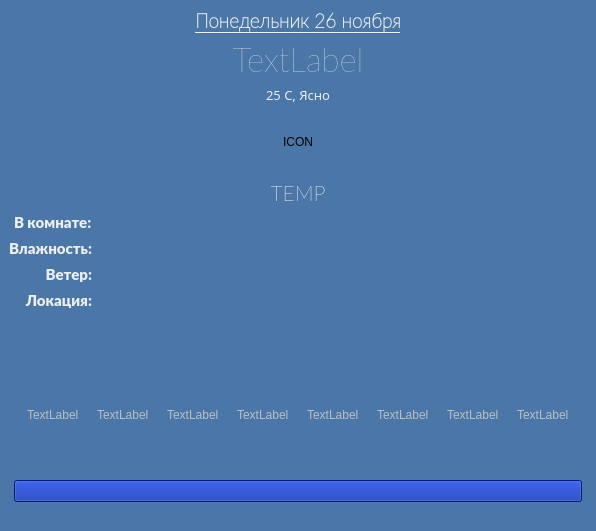
The window that AgainWR/designWea.ui (Tonmanseven/Smart_Mirror) describes before a commit, drawn with Qt 5.
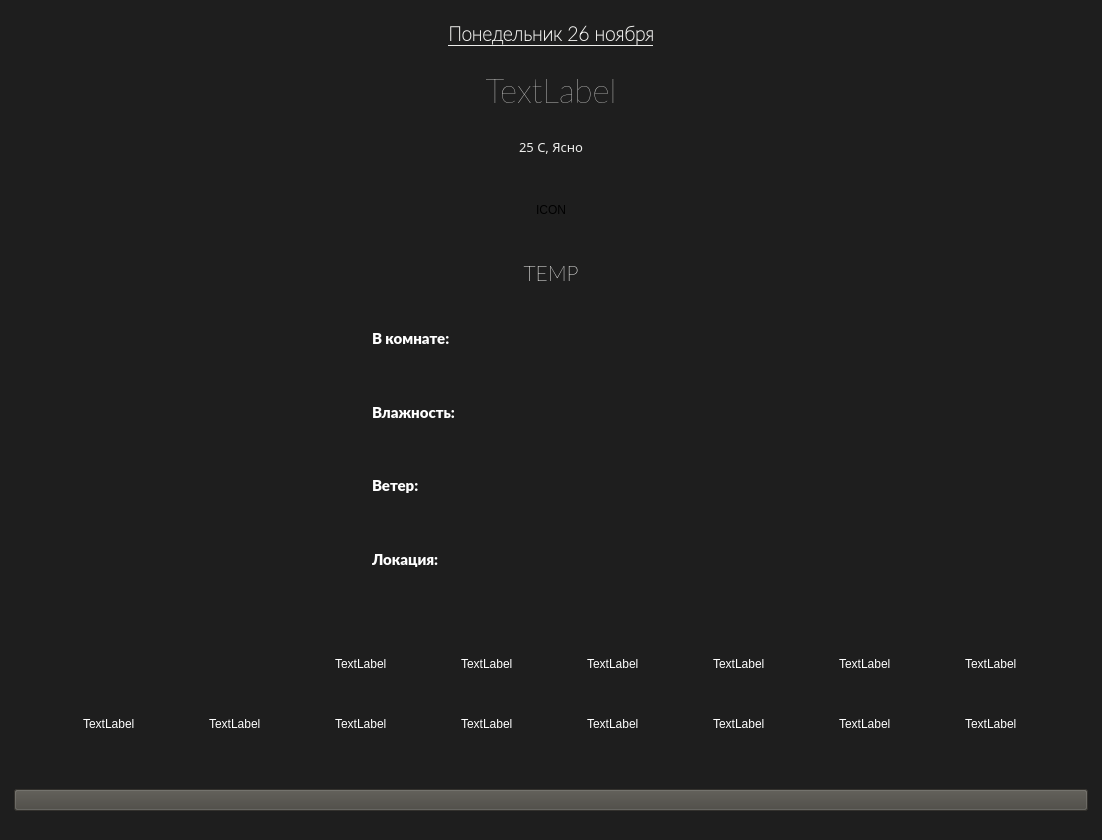
The same window after the commit. Icons and pictures are not drawn.

```diff
--- a/AgainWR/designWea.ui
+++ b/AgainWR/designWea.ui
@@ -2,14 +2,35 @@
 <ui version="4.0">
  <class>MainWindow</class>
  <widget class="QMainWindow" name="MainWindow">
+  <property name="enabled">
+   <bool>true</bool>
+  </property>
   <property name="geometry">
    <rect>
     <x>0</x>
     <y>0</y>
-    <width>596</width>
-    <height>531</height>
+    <width>1102</width>
+    <height>840</height>
    </rect>
   </property>
+  <property name="minimumSize">
+   <size>
+    <width>1078</width>
+    <height>763</height>
+   </size>
+  </property>
+  <property name="sizeIncrement">
+   <size>
+    <width>1078</width>
+    <height>763</height>
+   </size>
+  </property>
+  <property name="baseSize">
+   <size>
+    <width>1078</width>
+    <height>763</height>
+   </size>
+  </property>
   <property name="contextMenuPolicy">
    <enum>Qt::DefaultContextMenu</enum>
   </property>
@@ -20,13 +41,13 @@
    <bool>false</bool>
   </property>
   <property name="styleSheet">
-   <string notr="true">background-color: rgb(74, 118, 168);</string>
+   <string notr="true">background-color: rgb(30, 30, 30);</string>
   </property>
   <property name="toolButtonStyle">
    <enum>Qt::ToolButtonIconOnly</enum>
   </property>
   <widget class="QWidget" name="centralwidget">
-   <layout class="QVBoxLayout" name="verticalLayout_3">
+   <layout class="QHBoxLayout" name="horizontalLayout">
     <item>
      <layout class="QVBoxLayout" name="verticalLayout">
       <item>
@@ -77,6 +98,9 @@
         </item>
         <item>
          <widget class="QLabel" name="weathIs">
+          <property name="enabled">
+           <bool>true</bool>
+          </property>
           <property name="font">
            <font>
             <family>Oxygen-Sans</family>
@@ -145,40 +169,9 @@
       <item>
        <layout class="QGridLayout" name="gridLayout">
         <item row="0" column="0">
-         <layout class="QFormLayout" name="formLayout">
-          <property name="labelAlignment">
-           <set>Qt::AlignRight|Qt::AlignTrailing|Qt::AlignVCenter</set>
-          </property>
-          <property name="formAlignment">
-           <set>Qt::AlignLeading|Qt::AlignLeft|Qt::AlignTop</set>
-          </property>
-          <item row="0" column="0">
-           <widget class="QLabel" name="inRoom">
-            <property name="sizePolicy">
-             <sizepolicy hsizetype="Preferred" vsizetype="Preferred">
-              <horstretch>0</horstretch>
-              <verstretch>0</verstretch>
-             </sizepolicy>
-            </property>
-            <property name="font">
-             <font>
-              <family>Lato Black</family>
-              <pointsize>11</pointsize>
-             </font>
-            </property>
-            <property name="styleSheet">
-             <string notr="true">color: rgb(238, 238, 236);</string>
-            </property>
-            <property name="text">
-             <string>В комнате:</string>
-            </property>
-            <property name="alignment">
-             <set>Qt::AlignLeading|Qt::AlignLeft|Qt::AlignVCenter</set>
-            </property>
-           </widget>
-          </item>
-          <item row="0" column="1">
-           <widget class="QLabel" name="temperatureLabel">
+         <layout class="QGridLayout" name="gridLayout_4">
+          <item row="3" column="2">
+           <widget class="QLabel" name="inCountry">
             <property name="font">
              <font>
               <family>Ubuntu Light</family>
@@ -192,30 +185,14 @@
              <string/>
             </property>
             <property name="alignment">
-             <set>Qt::AlignCenter</set>
+             <set>Qt::AlignLeading|Qt::AlignLeft|Qt::AlignVCenter</set>
             </property>
-           </widget>
-          </item>
-          <item row="1" column="0">
-           <widget class="QLabel" name="hum">
-            <property name="font">
-             <font>
-              <family>Lato Black</family>
-              <pointsize>11</pointsize>
-             </font>
+            <property name="margin">
+             <number>0</number>
             </property>
-            <property name="styleSheet">
-             <string notr="true">color: rgb(238, 238, 236);</string>
-            </property>
-            <property name="text">
-             <string>Влажность:</string>
-            </property>
-            <property name="alignment">
-             <set>Qt::AlignRight|Qt::AlignTrailing|Qt::AlignVCenter</set>
-            </property>
            </widget>
           </item>
-          <item row="1" column="1">
+          <item row="1" column="2">
            <widget class="QLabel" name="humidityLabel">
             <property name="font">
              <font>
@@ -229,9 +206,37 @@
             <property name="text">
              <string/>
             </property>
+            <property name="alignment">
+             <set>Qt::AlignLeading|Qt::AlignLeft|Qt::AlignVCenter</set>
+            </property>
+            <property name="margin">
+             <number>0</number>
+            </property>
            </widget>
           </item>
-          <item row="2" column="0">
+          <item row="2" column="2">
+           <widget class="QLabel" name="windLabel">
+            <property name="font">
+             <font>
+              <family>Ubuntu Light</family>
+              <pointsize>11</pointsize>
+             </font>
+            </property>
+            <property name="styleSheet">
+             <string notr="true">color: rgb(238, 238, 236);</string>
+            </property>
+            <property name="text">
+             <string/>
+            </property>
+            <property name="alignment">
+             <set>Qt::AlignLeading|Qt::AlignLeft|Qt::AlignVCenter</set>
+            </property>
+            <property name="margin">
+             <number>0</number>
+            </property>
+           </widget>
+          </item>
+          <item row="2" column="1">
            <widget class="QLabel" name="wind">
             <property name="font">
              <font>
@@ -240,33 +245,85 @@
              </font>
             </property>
             <property name="styleSheet">
-             <string notr="true">color: rgb(238, 238, 236);</string>
+             <string notr="true">color: rgb(255, 255, 255);</string>
             </property>
             <property name="text">
              <string>Ветер:</string>
             </property>
             <property name="alignment">
-             <set>Qt::AlignRight|Qt::AlignTrailing|Qt::AlignVCenter</set>
-            </property>
-           </widget>
-          </item>
-          <item row="2" column="1">
-           <widget class="QLabel" name="windLabel">
-            <property name="font">
-             <font>
-              <family>Ubuntu Light</family>
-              <pointsize>11</pointsize>
-             </font>
-            </property>
-            <property name="styleSheet">
-             <string notr="true">color: rgb(238, 238, 236);</string>
-            </property>
-            <property name="text">
-             <string/>
+             <set>Qt::AlignLeading|Qt::AlignLeft|Qt::AlignVCenter</set>
             </property>
            </widget>
           </item>
           <item row="3" column="0">
+           <widget class="QLabel" name="location_ic">
+            <property name="text">
+             <string/>
+            </property>
+           </widget>
+          </item>
+          <item row="0" column="2">
+           <widget class="QLabel" name="temperatureLabel">
+            <property name="font">
+             <font>
+              <family>Ubuntu Light</family>
+              <pointsize>11</pointsize>
+             </font>
+            </property>
+            <property name="styleSheet">
+             <string notr="true">color: rgb(238, 238, 236);</string>
+            </property>
+            <property name="text">
+             <string/>
+            </property>
+            <property name="alignment">
+             <set>Qt::AlignLeading|Qt::AlignLeft|Qt::AlignVCenter</set>
+            </property>
+            <property name="margin">
+             <number>0</number>
+            </property>
+           </widget>
+          </item>
+          <item row="2" column="0">
+           <widget class="QLabel" name="wind_icn">
+            <property name="text">
+             <string/>
+            </property>
+            <property name="pixmap">
+             <pixmap>my_icns/1.7.png</pixmap>
+            </property>
+           </widget>
+          </item>
+          <item row="1" column="0">
+           <widget class="QLabel" name="hum_icn">
+            <property name="layoutDirection">
+             <enum>Qt::LeftToRight</enum>
+            </property>
+            <property name="text">
+             <string/>
+            </property>
+           </widget>
+          </item>
+          <item row="1" column="1">
+           <widget class="QLabel" name="hum">
+            <property name="font">
+             <font>
+              <family>Lato Black</family>
+              <pointsize>11</pointsize>
+             </font>
+            </property>
+            <property name="styleSheet">
+             <string notr="true">color: rgb(255, 255, 255);</string>
+            </property>
+            <property name="text">
+             <string>Влажность:</string>
+            </property>
+            <property name="alignment">
+             <set>Qt::AlignLeading|Qt::AlignLeft|Qt::AlignVCenter</set>
+            </property>
+           </widget>
+          </item>
+          <item row="3" column="1">
            <widget class="QLabel" name="inCity">
             <property name="font">
              <font>
@@ -275,29 +332,45 @@
              </font>
             </property>
             <property name="styleSheet">
-             <string notr="true">color: rgb(238, 238, 236);</string>
+             <string notr="true">color: rgb(255, 255, 255);</string>
             </property>
             <property name="text">
              <string>Локация:</string>
             </property>
             <property name="alignment">
-             <set>Qt::AlignRight|Qt::AlignTrailing|Qt::AlignVCenter</set>
+             <set>Qt::AlignLeading|Qt::AlignLeft|Qt::AlignVCenter</set>
             </property>
            </widget>
           </item>
-          <item row="3" column="1">
-           <widget class="QLabel" name="inCountry">
+          <item row="0" column="0">
+           <widget class="QLabel" name="label_18">
+            <property name="text">
+             <string/>
+            </property>
+           </widget>
+          </item>
+          <item row="0" column="1">
+           <widget class="QLabel" name="inRoom">
+            <property name="sizePolicy">
+             <sizepolicy hsizetype="Preferred" vsizetype="Preferred">
+              <horstretch>0</horstretch>
+              <verstretch>0</verstretch>
+             </sizepolicy>
+            </property>
             <property name="font">
              <font>
-              <family>Ubuntu Light</family>
+              <family>Lato Black</family>
               <pointsize>11</pointsize>
              </font>
             </property>
             <property name="styleSheet">
-             <string notr="true">color: rgb(238, 238, 236);</string>
+             <string notr="true">color: rgb(255, 255, 255);</string>
             </property>
             <property name="text">
-             <string/>
+             <string>В комнате:</string>
+            </property>
+            <property name="alignment">
+             <set>Qt::AlignLeading|Qt::AlignLeft|Qt::AlignVCenter</set>
             </property>
            </widget>
           </item>
@@ -339,8 +412,8 @@
           <property name="bottomMargin">
            <number>30</number>
           </property>
-          <item row="0" column="0">
-           <widget class="QLabel" name="label_2">
+          <item row="1" column="6">
+           <widget class="QLabel" name="label_8">
             <property name="enabled">
              <bool>false</bool>
             </property>
@@ -375,7 +448,7 @@
              <enum>Qt::LeftToRight</enum>
             </property>
             <property name="styleSheet">
-             <string notr="true"/>
+             <string notr="true">color: rgb(255, 255, 255);</string>
             </property>
             <property name="text">
              <string>TextLabel</string>
@@ -394,59 +467,7 @@
             </property>
            </widget>
           </item>
-          <item row="0" column="1">
-           <widget class="QLabel" name="label_3">
-            <property name="enabled">
-             <bool>false</bool>
-            </property>
-            <property name="sizePolicy">
-             <sizepolicy hsizetype="Maximum" vsizetype="Maximum">
-              <horstretch>0</horstretch>
-              <verstretch>0</verstretch>
-             </sizepolicy>
-            </property>
-            <property name="minimumSize">
-             <size>
-              <width>50</width>
-              <height>50</height>
-             </size>
-            </property>
-            <property name="sizeIncrement">
-             <size>
-              <width>50</width>
-              <height>50</height>
-             </size>
-            </property>
-            <property name="baseSize">
-             <size>
-              <width>50</width>
-              <height>50</height>
-             </size>
-            </property>
-            <property name="toolTipDuration">
-             <number>0</number>
-            </property>
-            <property name="layoutDirection">
-             <enum>Qt::LeftToRight</enum>
-            </property>
-            <property name="text">
-             <string>TextLabel</string>
-            </property>
-            <property name="scaledContents">
-             <bool>false</bool>
-            </property>
-            <property name="alignment">
-             <set>Qt::AlignLeading|Qt::AlignLeft|Qt::AlignVCenter</set>
-            </property>
-            <property name="margin">
-             <number>0</number>
-            </property>
-            <property name="indent">
-             <number>0</number>
-            </property>
-           </widget>
-          </item>
-          <item row="0" column="2">
+          <item row="1" column="3">
            <widget class="QLabel" name="label_5">
             <property name="enabled">
              <bool>false</bool>
@@ -481,6 +502,9 @@
             <property name="layoutDirection">
              <enum>Qt::LeftToRight</enum>
             </property>
+            <property name="styleSheet">
+             <string notr="true">color: rgb(255, 255, 255);</string>
+            </property>
             <property name="text">
              <string>TextLabel</string>
             </property>
@@ -498,7 +522,172 @@
             </property>
            </widget>
           </item>
-          <item row="0" column="3">
+          <item row="1" column="4">
+           <widget class="QLabel" name="label_6">
+            <property name="enabled">
+             <bool>false</bool>
+            </property>
+            <property name="sizePolicy">
+             <sizepolicy hsizetype="Maximum" vsizetype="Maximum">
+              <horstretch>0</horstretch>
+              <verstretch>0</verstretch>
+             </sizepolicy>
+            </property>
+            <property name="minimumSize">
+             <size>
+              <width>50</width>
+              <height>50</height>
+             </size>
+            </property>
+            <property name="sizeIncrement">
+             <size>
+              <width>50</width>
+              <height>50</height>
+             </size>
+            </property>
+            <property name="baseSize">
+             <size>
+              <width>50</width>
+              <height>50</height>
+             </size>
+            </property>
+            <property name="toolTipDuration">
+             <number>0</number>
+            </property>
+            <property name="layoutDirection">
+             <enum>Qt::LeftToRight</enum>
+            </property>
+            <property name="styleSheet">
+             <string notr="true">color: rgb(255, 255, 255);</string>
+            </property>
+            <property name="text">
+             <string>TextLabel</string>
+            </property>
+            <property name="scaledContents">
+             <bool>false</bool>
+            </property>
+            <property name="alignment">
+             <set>Qt::AlignLeading|Qt::AlignLeft|Qt::AlignVCenter</set>
+            </property>
+            <property name="margin">
+             <number>0</number>
+            </property>
+            <property name="indent">
+             <number>0</number>
+            </property>
+           </widget>
+          </item>
+          <item row="1" column="5">
+           <widget class="QLabel" name="label_7">
+            <property name="enabled">
+             <bool>false</bool>
+            </property>
+            <property name="sizePolicy">
+             <sizepolicy hsizetype="Maximum" vsizetype="Maximum">
+              <horstretch>0</horstretch>
+              <verstretch>0</verstretch>
+             </sizepolicy>
+            </property>
+            <property name="minimumSize">
+             <size>
+              <width>50</width>
+              <height>50</height>
+             </size>
+            </property>
+            <property name="sizeIncrement">
+             <size>
+              <width>50</width>
+              <height>50</height>
+             </size>
+            </property>
+            <property name="baseSize">
+             <size>
+              <width>50</width>
+              <height>50</height>
+             </size>
+            </property>
+            <property name="toolTipDuration">
+             <number>0</number>
+            </property>
+            <property name="layoutDirection">
+             <enum>Qt::LeftToRight</enum>
+            </property>
+            <property name="styleSheet">
+             <string notr="true">color: rgb(255, 255, 255);</string>
+            </property>
+            <property name="text">
+             <string>TextLabel</string>
+            </property>
+            <property name="scaledContents">
+             <bool>false</bool>
+            </property>
+            <property name="alignment">
+             <set>Qt::AlignLeading|Qt::AlignLeft|Qt::AlignVCenter</set>
+            </property>
+            <property name="margin">
+             <number>0</number>
+            </property>
+            <property name="indent">
+             <number>0</number>
+            </property>
+           </widget>
+          </item>
+          <item row="1" column="1">
+           <widget class="QLabel" name="label_3">
+            <property name="enabled">
+             <bool>false</bool>
+            </property>
+            <property name="sizePolicy">
+             <sizepolicy hsizetype="Maximum" vsizetype="Maximum">
+              <horstretch>0</horstretch>
+              <verstretch>0</verstretch>
+             </sizepolicy>
+            </property>
+            <property name="minimumSize">
+             <size>
+              <width>50</width>
+              <height>50</height>
+             </size>
+            </property>
+            <property name="sizeIncrement">
+             <size>
+              <width>50</width>
+              <height>50</height>
+             </size>
+            </property>
+            <property name="baseSize">
+             <size>
+              <width>50</width>
+              <height>50</height>
+             </size>
+            </property>
+            <property name="toolTipDuration">
+             <number>0</number>
+            </property>
+            <property name="layoutDirection">
+             <enum>Qt::LeftToRight</enum>
+            </property>
+            <property name="styleSheet">
+             <string notr="true">color: rgb(255, 255, 255);</string>
+            </property>
+            <property name="text">
+             <string>TextLabel</string>
+            </property>
+            <property name="scaledContents">
+             <bool>false</bool>
+            </property>
+            <property name="alignment">
+             <set>Qt::AlignLeading|Qt::AlignLeft|Qt::AlignVCenter</set>
+            </property>
+            <property name="margin">
+             <number>0</number>
+            </property>
+            <property name="indent">
+             <number>0</number>
+            </property>
+           </widget>
+          </item>
+          <item row="1" column="2">
            <widget class="QLabel" name="label_4">
             <property name="enabled">
              <bool>false</bool>
@@ -533,6 +722,357 @@
             <property name="layoutDirection">
              <enum>Qt::LeftToRight</enum>
             </property>
+            <property name="styleSheet">
+             <string notr="true">color: rgb(255, 255, 255);</string>
+            </property>
+            <property name="text">
+             <string>TextLabel</string>
+            </property>
+            <property name="scaledContents">
+             <bool>false</bool>
+            </property>
+            <property name="alignment">
+             <set>Qt::AlignLeading|Qt::AlignLeft|Qt::AlignVCenter</set>
+            </property>
+            <property name="margin">
+             <number>0</number>
+            </property>
+            <property name="indent">
+             <number>0</number>
+            </property>
+           </widget>
+          </item>
+          <item row="1" column="7">
+           <widget class="QLabel" name="label_9">
+            <property name="enabled">
+             <bool>false</bool>
+            </property>
+            <property name="sizePolicy">
+             <sizepolicy hsizetype="Maximum" vsizetype="Maximum">
+              <horstretch>0</horstretch>
+              <verstretch>0</verstretch>
+             </sizepolicy>
+            </property>
+            <property name="minimumSize">
+             <size>
+              <width>50</width>
+              <height>50</height>
+             </size>
+            </property>
+            <property name="sizeIncrement">
+             <size>
+              <width>50</width>
+              <height>50</height>
+             </size>
+            </property>
+            <property name="baseSize">
+             <size>
+              <width>50</width>
+              <height>50</height>
+             </size>
+            </property>
+            <property name="toolTipDuration">
+             <number>0</number>
+            </property>
+            <property name="layoutDirection">
+             <enum>Qt::LeftToRight</enum>
+            </property>
+            <property name="styleSheet">
+             <string notr="true">color: rgb(255, 255, 255);</string>
+            </property>
+            <property name="text">
+             <string>TextLabel</string>
+            </property>
+            <property name="scaledContents">
+             <bool>false</bool>
+            </property>
+            <property name="alignment">
+             <set>Qt::AlignLeading|Qt::AlignLeft|Qt::AlignVCenter</set>
+            </property>
+            <property name="margin">
+             <number>0</number>
+            </property>
+            <property name="indent">
+             <number>0</number>
+            </property>
+           </widget>
+          </item>
+          <item row="1" column="0">
+           <widget class="QLabel" name="label_2">
+            <property name="enabled">
+             <bool>false</bool>
+            </property>
+            <property name="sizePolicy">
+             <sizepolicy hsizetype="Maximum" vsizetype="Maximum">
+              <horstretch>0</horstretch>
+              <verstretch>0</verstretch>
+             </sizepolicy>
+            </property>
+            <property name="minimumSize">
+             <size>
+              <width>50</width>
+              <height>50</height>
+             </size>
+            </property>
+            <property name="sizeIncrement">
+             <size>
+              <width>50</width>
+              <height>50</height>
+             </size>
+            </property>
+            <property name="baseSize">
+             <size>
+              <width>50</width>
+              <height>50</height>
+             </size>
+            </property>
+            <property name="toolTipDuration">
+             <number>0</number>
+            </property>
+            <property name="layoutDirection">
+             <enum>Qt::LeftToRight</enum>
+            </property>
+            <property name="styleSheet">
+             <string notr="true">color: rgb(255, 255, 255);</string>
+            </property>
+            <property name="text">
+             <string>TextLabel</string>
+            </property>
+            <property name="scaledContents">
+             <bool>false</bool>
+            </property>
+            <property name="alignment">
+             <set>Qt::AlignLeading|Qt::AlignLeft|Qt::AlignVCenter</set>
+            </property>
+            <property name="wordWrap">
+             <bool>false</bool>
+            </property>
+            <property name="margin">
+             <number>0</number>
+            </property>
+            <property name="indent">
+             <number>0</number>
+            </property>
+           </widget>
+          </item>
+          <item row="0" column="0">
+           <widget class="QLabel" name="label_10">
+            <property name="enabled">
+             <bool>false</bool>
+            </property>
+            <property name="sizePolicy">
+             <sizepolicy hsizetype="Maximum" vsizetype="Maximum">
+              <horstretch>0</horstretch>
+              <verstretch>0</verstretch>
+             </sizepolicy>
+            </property>
+            <property name="minimumSize">
+             <size>
+              <width>50</width>
+              <height>50</height>
+             </size>
+            </property>
+            <property name="sizeIncrement">
+             <size>
+              <width>50</width>
+              <height>50</height>
+             </size>
+            </property>
+            <property name="baseSize">
+             <size>
+              <width>50</width>
+              <height>50</height>
+             </size>
+            </property>
+            <property name="toolTipDuration">
+             <number>0</number>
+            </property>
+            <property name="layoutDirection">
+             <enum>Qt::LeftToRight</enum>
+            </property>
+            <property name="styleSheet">
+             <string notr="true">color: rgb(255, 255, 255);</string>
+            </property>
+            <property name="frameShape">
+             <enum>QFrame::NoFrame</enum>
+            </property>
+            <property name="frameShadow">
+             <enum>QFrame::Plain</enum>
+            </property>
+            <property name="text">
+             <string/>
+            </property>
+            <property name="pixmap">
+             <pixmap>my_icns/01d.png</pixmap>
+            </property>
+            <property name="scaledContents">
+             <bool>false</bool>
+            </property>
+            <property name="alignment">
+             <set>Qt::AlignLeading|Qt::AlignLeft|Qt::AlignVCenter</set>
+            </property>
+            <property name="wordWrap">
+             <bool>false</bool>
+            </property>
+            <property name="margin">
+             <number>0</number>
+            </property>
+            <property name="indent">
+             <number>0</number>
+            </property>
+           </widget>
+          </item>
+          <item row="0" column="1">
+           <widget class="QLabel" name="label_11">
+            <property name="enabled">
+             <bool>false</bool>
+            </property>
+            <property name="sizePolicy">
+             <sizepolicy hsizetype="Maximum" vsizetype="Maximum">
+              <horstretch>0</horstretch>
+              <verstretch>0</verstretch>
+             </sizepolicy>
+            </property>
+            <property name="minimumSize">
+             <size>
+              <width>50</width>
+              <height>50</height>
+             </size>
+            </property>
+            <property name="sizeIncrement">
+             <size>
+              <width>50</width>
+              <height>50</height>
+             </size>
+            </property>
+            <property name="baseSize">
+             <size>
+              <width>50</width>
+              <height>50</height>
+             </size>
+            </property>
+            <property name="toolTipDuration">
+             <number>0</number>
+            </property>
+            <property name="layoutDirection">
+             <enum>Qt::LeftToRight</enum>
+            </property>
+            <property name="styleSheet">
+             <string notr="true">color: rgb(255, 255, 255);</string>
+            </property>
+            <property name="text">
+             <string/>
+            </property>
+            <property name="pixmap">
+             <pixmap>my_icns/01n.png</pixmap>
+            </property>
+            <property name="scaledContents">
+             <bool>false</bool>
+            </property>
+            <property name="alignment">
+             <set>Qt::AlignLeading|Qt::AlignLeft|Qt::AlignVCenter</set>
+            </property>
+            <property name="margin">
+             <number>0</number>
+            </property>
+            <property name="indent">
+             <number>0</number>
+            </property>
+           </widget>
+          </item>
+          <item row="0" column="2">
+           <widget class="QLabel" name="label_12">
+            <property name="enabled">
+             <bool>false</bool>
+            </property>
+            <property name="sizePolicy">
+             <sizepolicy hsizetype="Maximum" vsizetype="Maximum">
+              <horstretch>0</horstretch>
+              <verstretch>0</verstretch>
+             </sizepolicy>
+            </property>
+            <property name="minimumSize">
+             <size>
+              <width>50</width>
+              <height>50</height>
+             </size>
+            </property>
+            <property name="sizeIncrement">
+             <size>
+              <width>50</width>
+              <height>50</height>
+             </size>
+            </property>
+            <property name="baseSize">
+             <size>
+              <width>50</width>
+              <height>50</height>
+             </size>
+            </property>
+            <property name="toolTipDuration">
+             <number>0</number>
+            </property>
+            <property name="layoutDirection">
+             <enum>Qt::LeftToRight</enum>
+            </property>
+            <property name="styleSheet">
+             <string notr="true">color: rgb(255, 255, 255);</string>
+            </property>
+            <property name="text">
+             <string>TextLabel</string>
+            </property>
+            <property name="scaledContents">
+             <bool>false</bool>
+            </property>
+            <property name="alignment">
+             <set>Qt::AlignLeading|Qt::AlignLeft|Qt::AlignVCenter</set>
+            </property>
+            <property name="margin">
+             <number>0</number>
+            </property>
+            <property name="indent">
+             <number>0</number>
+            </property>
+           </widget>
+          </item>
+          <item row="0" column="3">
+           <widget class="QLabel" name="label_13">
+            <property name="enabled">
+             <bool>false</bool>
+            </property>
+            <property name="sizePolicy">
+             <sizepolicy hsizetype="Maximum" vsizetype="Maximum">
+              <horstretch>0</horstretch>
+              <verstretch>0</verstretch>
+             </sizepolicy>
+            </property>
+            <property name="minimumSize">
+             <size>
+              <width>50</width>
+              <height>50</height>
+             </size>
+            </property>
+            <property name="sizeIncrement">
+             <size>
+              <width>50</width>
+              <height>50</height>
+             </size>
+            </property>
+            <property name="baseSize">
+             <size>
+              <width>50</width>
+              <height>50</height>
+             </size>
+            </property>
+            <property name="toolTipDuration">
+             <number>0</number>
+            </property>
+            <property name="layoutDirection">
+             <enum>Qt::LeftToRight</enum>
+            </property>
+            <property name="styleSheet">
+             <string notr="true">color: rgb(255, 255, 255);</string>
+            </property>
             <property name="text">
              <string>TextLabel</string>
             </property>
@@ -551,7 +1091,7 @@
            </widget>
           </item>
           <item row="0" column="4">
-           <widget class="QLabel" name="label_8">
+           <widget class="QLabel" name="label_14">
             <property name="enabled">
              <bool>false</bool>
             </property>
@@ -585,6 +1125,9 @@
             <property name="layoutDirection">
              <enum>Qt::LeftToRight</enum>
             </property>
+            <property name="styleSheet">
+             <string notr="true">color: rgb(255, 255, 255);</string>
+            </property>
             <property name="text">
              <string>TextLabel</string>
             </property>
@@ -603,7 +1146,7 @@
            </widget>
           </item>
           <item row="0" column="5">
-           <widget class="QLabel" name="label_7">
+           <widget class="QLabel" name="label_15">
             <property name="enabled">
              <bool>false</bool>
             </property>
@@ -637,6 +1180,9 @@
             <property name="layoutDirection">
              <enum>Qt::LeftToRight</enum>
             </property>
+            <property name="styleSheet">
+             <string notr="true">color: rgb(255, 255, 255);</string>
+            </property>
             <property name="text">
              <string>TextLabel</string>
             </property>
@@ -655,7 +1201,7 @@
            </widget>
           </item>
           <item row="0" column="6">
-           <widget class="QLabel" name="label_6">
+           <widget class="QLabel" name="label_16">
             <property name="enabled">
              <bool>false</bool>
             </property>
@@ -689,6 +1235,9 @@
             <property name="layoutDirection">
              <enum>Qt::LeftToRight</enum>
             </property>
+            <property name="styleSheet">
+             <string notr="true">color: rgb(255, 255, 255);</string>
+            </property>
             <property name="text">
              <string>TextLabel</string>
             </property>
@@ -707,7 +1256,7 @@
            </widget>
           </item>
           <item row="0" column="7">
-           <widget class="QLabel" name="label_9">
+           <widget class="QLabel" name="label_17">
             <property name="enabled">
              <bool>false</bool>
             </property>
@@ -741,6 +1290,9 @@
             <property name="layoutDirection">
              <enum>Qt::LeftToRight</enum>
             </property>
+            <property name="styleSheet">
+             <string notr="true">color: rgb(255, 255, 255);</string>
+            </property>
             <property name="text">
              <string>TextLabel</string>
             </property>
@@ -763,7 +1315,7 @@
         <item>
          <widget class="QPushButton" name="pushButton_2">
           <property name="styleSheet">
-           <string notr="true">background-color: rgb(2, 35, 166);</string>
+           <string notr="true">background-color: rgb(71,69,63);</string>
           </property>
           <property name="text">
            <string/>
```
